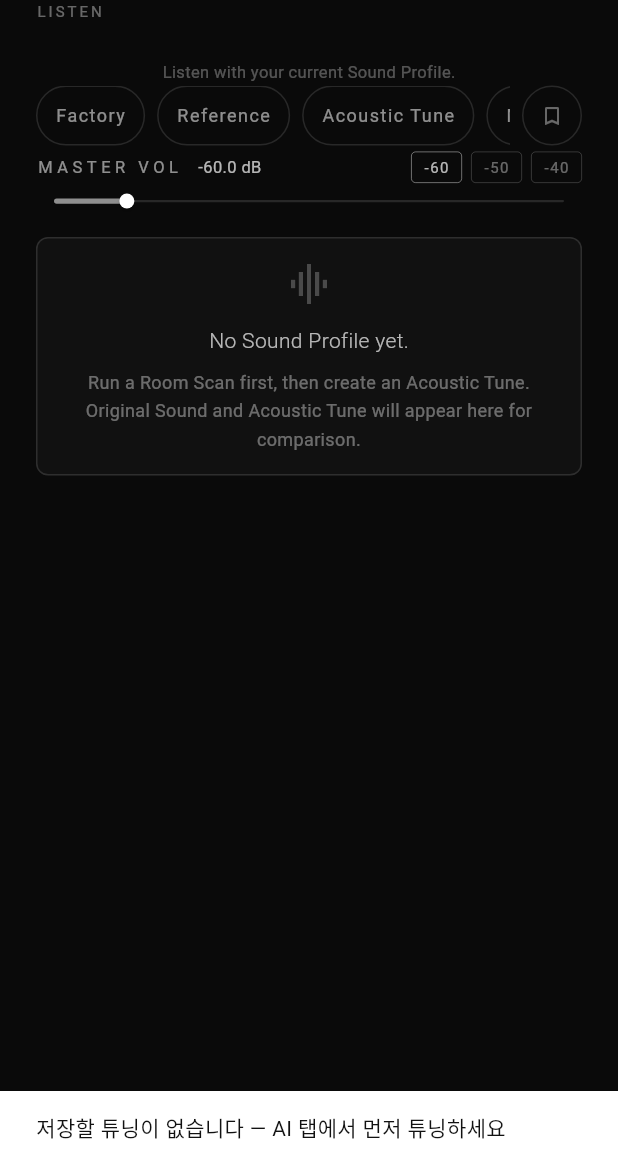
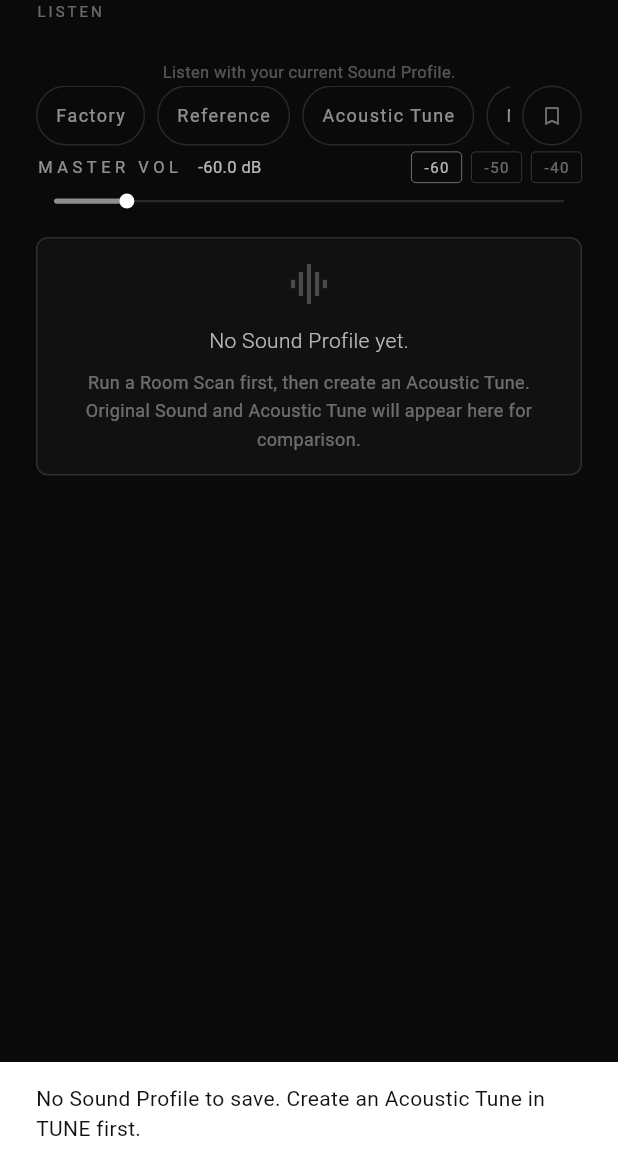
Before and after one commit to vrooomride-del/tunai, a Flutter app: the ListenScreen screen opened directly, after a tap on the "bookmark outline" icon, on a phone screen of 412 x 824 dp, the part 72-1236 px from its top. Run offline on Flutter 3.47's test engine with Material 3 defaults, Android fonts, the phone set to English and light mode, and no system bars; our stand-ins replace cloud_functions, device_info_plus, dio, file_picker, firebase_core, fl_chart and 8 more; missing offline and left inert: fftea, flutter_sound, flutter_web_auth_2, mobile_scanner; accounts and stored records are empty.

Commit message:
fix(consumer): connect listen bookmark to sound profile flow
- preset_bar: add optional onSave callback; when provided it overrides
  the internal PRO tuning save (_currentEffectivePeaks / lastAiResultProvider)
- listen_screen: pass _saveConsumerProfile as onSave — reads
  activeConsumerProfileProvider instead of the PRO AI result provider;
  shows 'Sound Profile이 저장되었습니다.' when active profile exists,
  consumer-safe 'TUNE에서 먼저...' message when none exists;
  removes 'AI 탭' and '저장할 튜닝이 없습니다' from Consumer LISTEN path

Co-Authored-By: Claude Sonnet 4.6 <noreply@anthropic.com>

```diff
--- a/lib/features/listen/listen_screen.dart
+++ b/lib/features/listen/listen_screen.dart
@@ -32,6 +32,24 @@ class _ListenScreenState extends ConsumerState<ListenScreen> {
 
   // Before/After 각각 이만큼 보여준 뒤 자동 전환 (요청: 1.5초씩)
   static const _loopInterval = Duration(milliseconds: 1500);
+
+  Future<void> _saveConsumerProfile(BuildContext context, WidgetRef ref) async {
+    final ko = Localizations.localeOf(context).languageCode == 'ko';
+    final active = ref.read(activeConsumerProfileProvider);
+    if (active == null) {
+      ScaffoldMessenger.of(context).showSnackBar(SnackBar(
+        content: Text(ko
+            ? '저장할 Sound Profile이 없습니다. 먼저 TUNE에서 Acoustic Tune을 만들어 주세요.'
+            : 'No Sound Profile to save. Create an Acoustic Tune in TUNE first.'),
+        duration: const Duration(seconds: 3),
+      ));
+      return;
+    }
+    ScaffoldMessenger.of(context).showSnackBar(SnackBar(
+      content: Text(ko ? 'Sound Profile이 저장되었습니다.' : 'Sound Profile saved.'),
+      duration: const Duration(seconds: 2),
+    ));
+  }
 
   void _setLoop(bool v) {
     setState(() => _loop = v);
@@ -78,7 +96,10 @@ class _ListenScreenState extends ConsumerState<ListenScreen> {
                 );
               }),
             ),
-            const Padding(padding: EdgeInsets.symmetric(horizontal: 24), child: PresetBar()),
+            Padding(
+              padding: const EdgeInsets.symmetric(horizontal: 24),
+              child: PresetBar(onSave: _saveConsumerProfile),
+            ),
             const SizedBox(height: 4),
             const _MasterVolumeSection(),
             const SizedBox(height: 4),
--- a/lib/shared/preset_bar.dart
+++ b/lib/shared/preset_bar.dart
@@ -16,7 +16,10 @@ import '../features/tune/preset_bar_provider.dart';
 /// 상단 프리셋 바 — [Factory] [My Tune] [AI Tune] [Near Wall] [Desk] [Studio]
 /// 기존 보드선택 칩 자리를 대체. MEASURE/AI/LISTEN/FINE TUNE 상단에 노출.
 class PresetBar extends ConsumerWidget {
-  const PresetBar({super.key});
+  /// Optional override for the bookmark/save button.
+  /// When provided, replaces the internal PRO tuning save logic.
+  final Future<void> Function(BuildContext context, WidgetRef ref)? onSave;
+  const PresetBar({super.key, this.onSave});
 
   List<ResonancePeak> _currentEffectivePeaks(WidgetRef ref) {
     final aiResult = ref.read(lastAiResultProvider);
@@ -191,7 +194,7 @@ class PresetBar extends ConsumerWidget {
         ),
         const SizedBox(width: 8),
         GestureDetector(
-          onTap: () => _save(context, ref),
+          onTap: () => onSave != null ? onSave!(context, ref) : _save(context, ref),
           child: Container(
             width: 40,
             height: 40,
```
